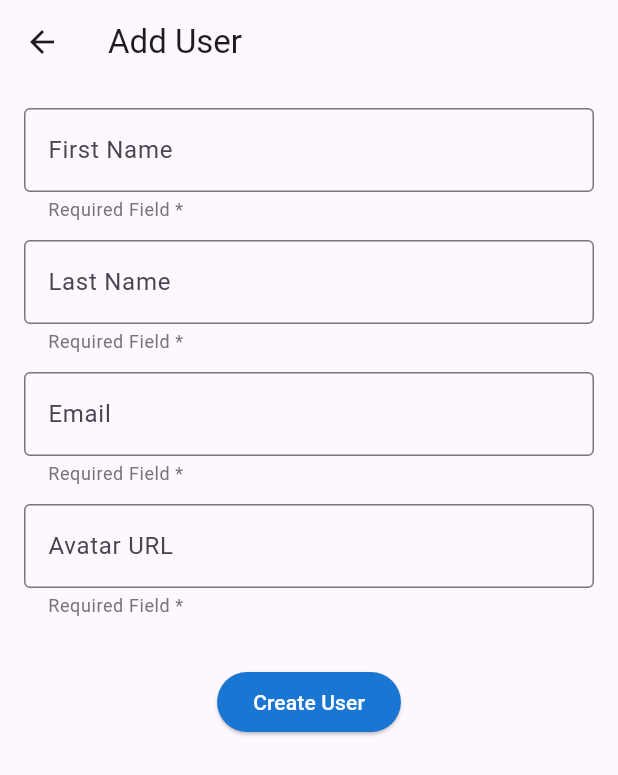
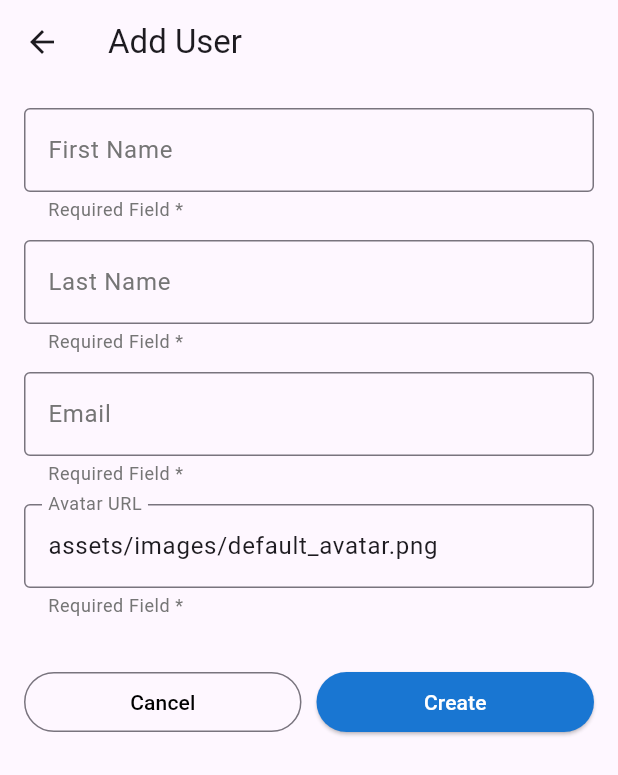
Before and after one commit to rchrddc/flutter-exercise, a Flutter app: the screen it shows after launch, after a tap on the "add" icon, on a phone screen of 412 x 824 dp. Shown: the top 775 px of the screen. Run offline on Flutter 3.47's test engine with Material 3 defaults, Android fonts, the phone set to English and light mode, and no system bars; network calls fail.

Commit message:
completed crud functions

```diff
--- a/lib/data/repositories/user_repository.dart
+++ b/lib/data/repositories/user_repository.dart
@@ -1,12 +1,12 @@
 import '../model/user_api_model.dart';
-import '../services/api_service.dart'; // ✅ Import your service
+import '../services/api_service.dart';
 
 class UserRepository {
   final ApiService apiService;
 
-  UserRepository({required this.apiService}); // ✅ Constructor injection
+  UserRepository({required this.apiService});
 
   Future<UserApiModel> getUsers() {
-    return apiService.fetchUsers(); // ✅ Delegate fetching to ApiService
+    return apiService.fetchUsers();
   }
 }
--- a/lib/main.dart
+++ b/lib/main.dart
@@ -27,7 +27,16 @@ class MyApp extends StatelessWidget {
   Widget build(BuildContext context) {
     return MaterialApp(
       debugShowCheckedModeBanner: false,
-      theme: ThemeData(primarySwatch: Colors.blue),
+      theme: ThemeData(
+        primarySwatch: Colors.blue,
+
+        // 👇 Customize cursor, selection, and handle colors
+        textSelectionTheme: TextSelectionThemeData(
+          cursorColor: Colors.blue[900],
+          selectionColor: Colors.blue.withOpacity(0.3),
+          selectionHandleColor: Colors.blue[900],
+        ),
+      ),
       home: const UserListScreen(),
     );
   }
--- a/lib/ui/user_list/view_model/user_list_view_model.dart
+++ b/lib/ui/user_list/view_model/user_list_view_model.dart
@@ -28,6 +28,11 @@ class UserListViewModel extends ChangeNotifier {
     notifyListeners();
   }
 
+  void deleteUser(String id) {
+  users.removeWhere((user) => user.id == id);
+  notifyListeners();
+}
+
   void updateUser(User updatedUser) {
     final index = users.indexWhere((user) => user.id == updatedUser.id);
     if (index != -1) {
--- a/lib/ui/user_list/widgets/custom_card.dart
+++ b/lib/ui/user_list/widgets/custom_card.dart
@@ -31,13 +31,6 @@ class CustomCard extends StatelessWidget {
         child: Container(
           decoration: BoxDecoration(
             borderRadius: BorderRadius.circular(16),
-            boxShadow: [
-              BoxShadow(
-                color: Colors.black,
-                offset: Offset(0, 4), // Shadow offset
-                blurRadius: 6, // Blur radius for smooth shadow
-              ),
-            ],
           ),
           child: Column(
             crossAxisAlignment: CrossAxisAlignment.start,
--- a/lib/ui/user_list/widgets/user_detail_screen.dart
+++ b/lib/ui/user_list/widgets/user_detail_screen.dart
@@ -1,5 +1,7 @@
 import 'package:flutter/material.dart';
+import 'package:provider/provider.dart';
 import '../../../domain/models/user.dart';
+import '../view_model/user_list_view_model.dart';
 import 'user_form_screen.dart';
 
 class UserDetailScreen extends StatefulWidget {
@@ -17,7 +19,12 @@ class _UserDetailScreenState extends State<UserDetailScreen> {
   @override
   void initState() {
     super.initState();
-    user = widget.user; // Initialize the user
+    user = widget.user;
+  }
+
+  void _deleteUser(BuildContext context) {
+    Provider.of<UserListViewModel>(context, listen: false).deleteUser(user.id);
+    Navigator.pop(context); // Pop this screen
   }
 
   @override
@@ -29,7 +36,6 @@ class _UserDetailScreenState extends State<UserDetailScreen> {
           IconButton(
             icon: Icon(Icons.edit),
             onPressed: () async {
-              // Navigate to the UserFormScreen for editing
               final updatedUser = await Navigator.push(
                 context,
                 MaterialPageRoute(
@@ -39,10 +45,14 @@ class _UserDetailScreenState extends State<UserDetailScreen> {
 
               if (updatedUser != null) {
                 setState(() {
-                  user = updatedUser; // Update the user data after editing
+                  user = updatedUser;
                 });
               }
             },
+          ),
+          IconButton(
+            icon: Icon(Icons.delete),
+            onPressed: () => _deleteUser(context), // 🗑 Delete button
           ),
         ],
       ),
--- a/lib/ui/user_list/widgets/user_form_screen.dart
+++ b/lib/ui/user_list/widgets/user_form_screen.dart
@@ -23,11 +23,11 @@ class _UserFormScreenState extends State<UserFormScreen> {
   @override
   void initState() {
     super.initState();
-    // If editing, populate with existing data
     _firstNameController = TextEditingController(text: widget.user?.firstName ?? '');
     _lastNameController = TextEditingController(text: widget.user?.lastName ?? '');
     _emailController = TextEditingController(text: widget.user?.email ?? '');
-    _avatarController = TextEditingController(text: widget.user?.avatar ?? '');
+
+    _avatarController = TextEditingController(text: widget.user?.avatar ?? 'assets/images/default_avatar.png');
   }
 
   @override
@@ -48,7 +48,7 @@ void _saveUser() {
         firstName: _firstNameController.text,
         lastName: _lastNameController.text,
         email: _emailController.text,
-      avatar: _avatarController.text,
+        avatar: _avatarController.text, // Avatar from the form field
       );
 
       if (widget.user == null) {
@@ -61,7 +61,6 @@ void _saveUser() {
       Navigator.pop(context, newUser); // Pass the updated user
     }
   }
-
 
   @override
   Widget build(BuildContext context) {
@@ -83,15 +82,28 @@ void _saveUser() {
                 _buildEmailField("Email", _emailController),
                 _buildTextField("Avatar URL", _avatarController),
                 const SizedBox(height: 20),
-                ElevatedButton(
-                  onPressed: _saveUser,
-                  style: ElevatedButton.styleFrom(
-                    backgroundColor: Colors.blue[700], // Material 3 color
-                  ),
-                  child: Text(isEditing ? 'Update User' : 'Create User',
-                    style: TextStyle(color: Colors.white), // Text color
+                Row(children: [
+                  Expanded(
+                    child: OutlinedButton(
+                      onPressed: () => Navigator.pop(context), // Cancel button
+                      child: Text('Cancel',
+                      style: TextStyle(color: Colors.black),
                       ),
                     ),
+                  ),
+                  const SizedBox(width: 10),
+                  Expanded(
+                    child: ElevatedButton(
+                      onPressed: _saveUser, // Save button
+                      style: ElevatedButton.styleFrom(
+                        backgroundColor: Colors.blue[700],
+                      ),
+                      child: Text(isEditing ? 'Update' : 'Create',
+                      style: TextStyle(color: Colors.white),
+                      ),
+                    ),
+                  ),
+                ],)
               ],
             ),
           ),
@@ -100,7 +112,6 @@ void _saveUser() {
     );
   }
 
-  // Updated _buildTextField method with Material 3 style
   Widget _buildTextField(String label, TextEditingController controller) {
     return Padding(
       padding: const EdgeInsets.only(bottom: 12.0),
@@ -108,18 +119,21 @@ void _saveUser() {
         controller: controller,
         decoration: InputDecoration(
           labelText: label,
-          floatingLabelBehavior: FloatingLabelBehavior.auto, // Material 3 behavior
-          hintText: 'Enter $label', // Hint text that shows in the field
-          helperText: 'Required Field *', // Supporting text below the field
-          helperStyle: TextStyle(color: Colors.grey[600]), // Style for helper text
-          border: OutlineInputBorder(), // Default border for text fields
+          labelStyle: TextStyle(color: Colors.grey[600]),
+          floatingLabelBehavior: FloatingLabelBehavior.auto,
+          hintText: 'Enter $label',
+          helperText: 'Required Field *',
+          helperStyle: TextStyle(color: Colors.grey[600]),
+          border: OutlineInputBorder(),
+          focusedBorder: OutlineInputBorder(
+            borderSide: BorderSide(color: Colors.blue, width: 2.0),
+          ),
         ),
         validator: (value) => value == null || value.isEmpty ? 'Required field' : null,
       ),
     );
   }
 
-  // Updated email field with email validation and Material 3 style
   Widget _buildEmailField(String label, TextEditingController controller) {
     return Padding(
       padding: const EdgeInsets.only(bottom: 12.0),
@@ -127,11 +141,15 @@ void _saveUser() {
         controller: controller,
         decoration: InputDecoration(
           labelText: label,
-          floatingLabelBehavior: FloatingLabelBehavior.auto, // Floating label behavior
-          hintText: 'Enter your email', // Hint text
-          helperText: 'Required Field *', // Helper text
-          helperStyle: TextStyle(color: Colors.grey[600]), // Helper text style
+          labelStyle: TextStyle(color: Colors.grey[600]),
+          floatingLabelBehavior: FloatingLabelBehavior.auto,
+          hintText: 'Enter your email',
+          helperText: 'Required Field *',
+          helperStyle: TextStyle(color: Colors.grey[600]),
           border: OutlineInputBorder(),
+          focusedBorder: OutlineInputBorder(
+            borderSide: BorderSide(color: Colors.blue, width: 2.0),
+          ),
         ),
         validator: (value) {
           if (value == null || value.isEmpty) {
```
Also changed, not shown: assets/images/default_avatar.png (added). Lines whose indentation alone changed are shown as unchanged.
